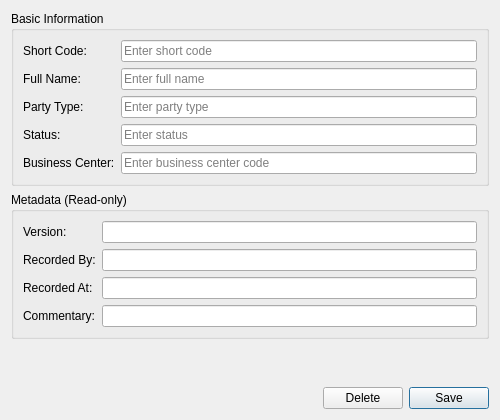
The window that projects/ores.qt/ui/CounterpartyDetailDialog.ui (OreStudio/OreStudio) describes before a commit, drawn with Qt 5.
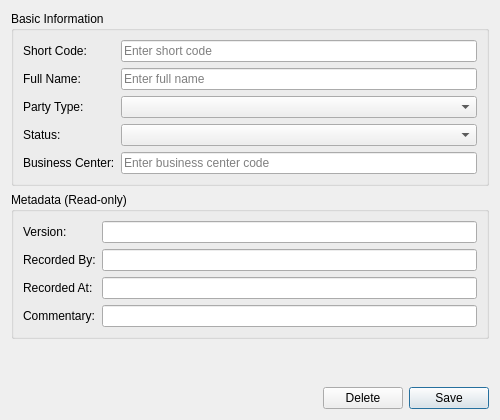
The same window after the commit.

Commit message:
[sql,qt] Add Internal party type, WRLD business centre, and detail dialog combo boxes
Improve system party/tenant data: rename system tenant to 'Root Tenant',
system party to 'System Party', add 'Internal' party type and 'WRLD'
business centre. Replace QLineEdit with QComboBox for Category, Type,
and Status in Party and Counterparty detail dialogs with async server
lookup population.

```diff
--- a/projects/ores.qt/ui/CounterpartyDetailDialog.ui
+++ b/projects/ores.qt/ui/CounterpartyDetailDialog.ui
@@ -68,11 +68,7 @@
        </widget>
       </item>
       <item row="2" column="1">
-       <widget class="QLineEdit" name="partyTypeEdit">
-        <property name="placeholderText">
-         <string>Enter party type</string>
-        </property>
-       </widget>
+       <widget class="QComboBox" name="partyTypeCombo"/>
       </item>
       <item row="3" column="0">
        <widget class="QLabel" name="label_statusEdit">
@@ -82,11 +78,7 @@
        </widget>
       </item>
       <item row="3" column="1">
-       <widget class="QLineEdit" name="statusEdit">
-        <property name="placeholderText">
-         <string>Enter status</string>
-        </property>
-       </widget>
+       <widget class="QComboBox" name="statusCombo"/>
       </item>
       <item row="4" column="0">
        <widget class="QLabel" name="label_businessCenterEdit">
```
The commit also changes 12 other files.
